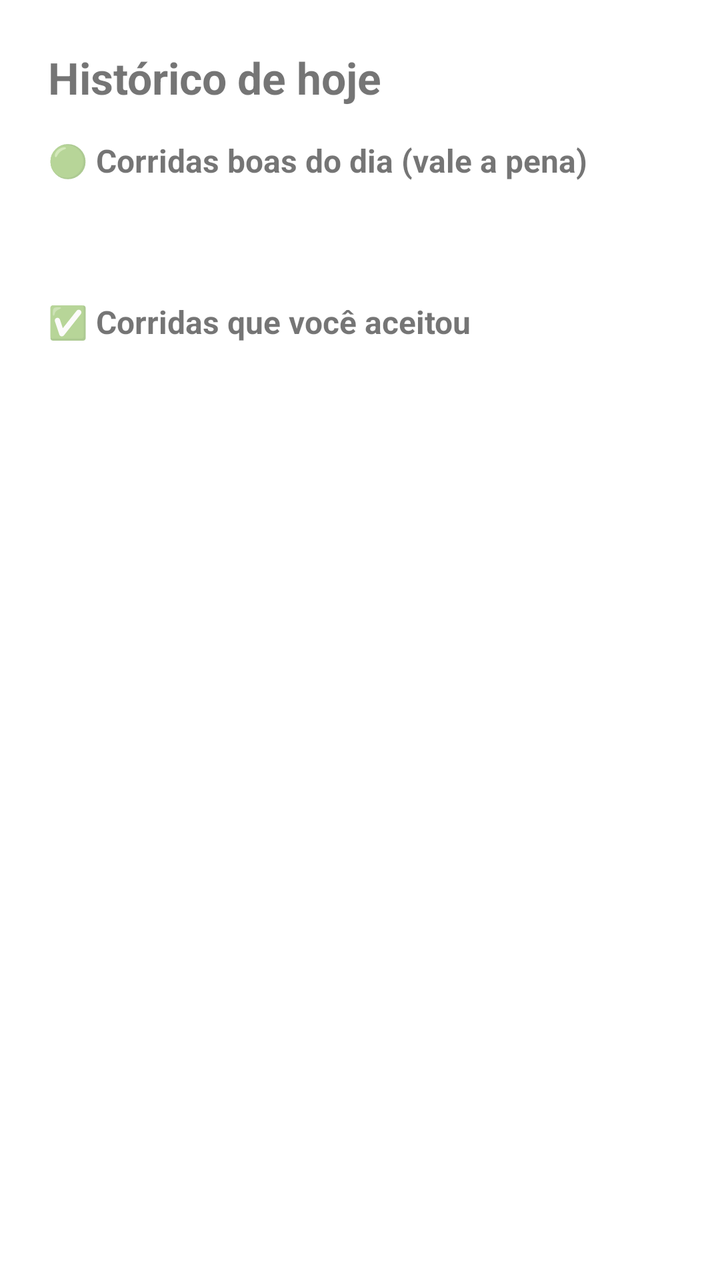
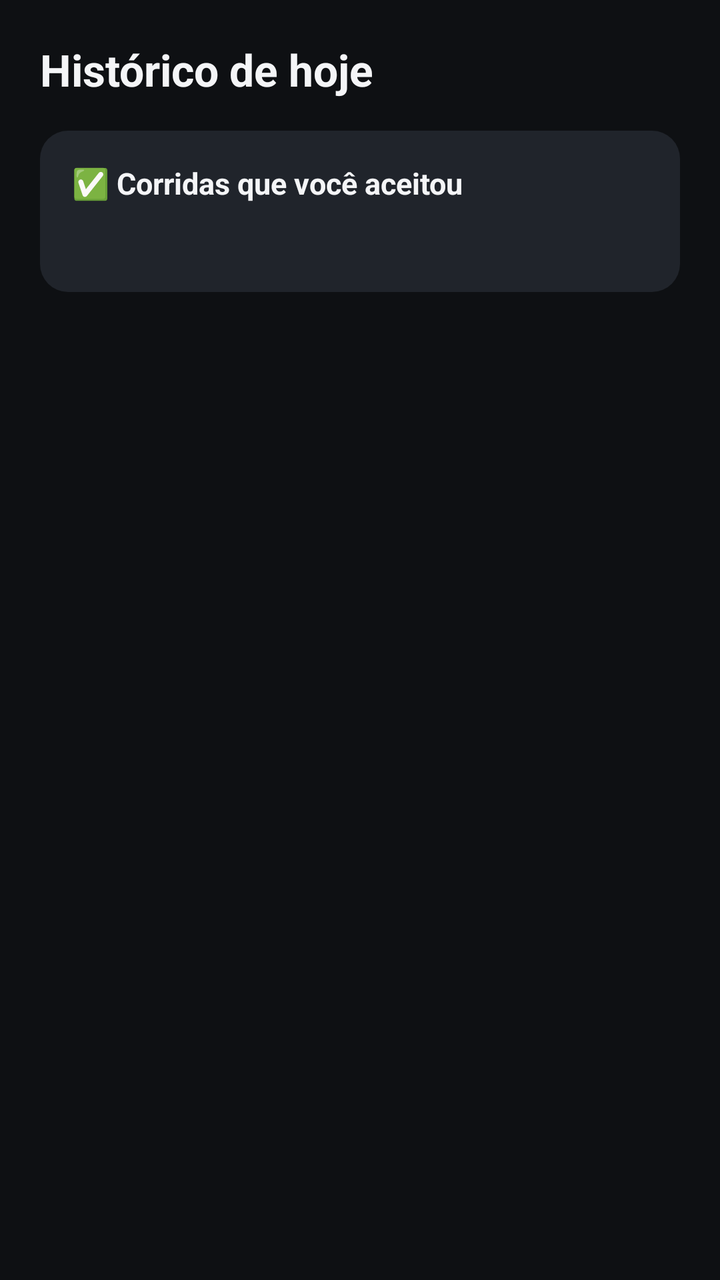

Before-and-after screenshots of an Android layout around one commit, followed by the original layout XML and the change that was made.
<!-- AndroidManifest.xml: application theme Theme.MaterialComponents.DayNight.NoActionBar -->
<!-- res/layout/activity_historico.xml -->
<?xml version="1.0" encoding="utf-8"?>
<ScrollView xmlns:android="http://schemas.android.com/apk/res/android"
    android:layout_width="match_parent"
    android:layout_height="match_parent">

    <LinearLayout
        android:layout_width="match_parent"
        android:layout_height="wrap_content"
        android:orientation="vertical"
        android:padding="24dp">

        <TextView
            android:layout_width="wrap_content"
            android:layout_height="wrap_content"
            android:text="Histórico de hoje"
            android:textSize="22sp"
            android:textStyle="bold"
            android:layout_marginBottom="16dp" />

        <TextView
            android:layout_width="wrap_content"
            android:layout_height="wrap_content"
            android:text="🟢 Corridas boas do dia (vale a pena)"
            android:textSize="16sp"
            android:textStyle="bold" />

        <TextView
            android:id="@+id/txtResumoBoas"
            android:layout_width="match_parent"
            android:layout_height="wrap_content"
            android:layout_marginTop="8dp"
            android:layout_marginBottom="8dp" />

        <LinearLayout
            android:id="@+id/containerBoas"
            android:layout_width="match_parent"
            android:layout_height="wrap_content"
            android:orientation="vertical" />

        <TextView
            android:layout_width="wrap_content"
            android:layout_height="wrap_content"
            android:layout_marginTop="24dp"
            android:text="✅ Corridas que você aceitou"
            android:textSize="16sp"
            android:textStyle="bold" />

        <TextView
            android:id="@+id/txtResumoAceitas"
            android:layout_width="match_parent"
            android:layout_height="wrap_content"
            android:layout_marginTop="8dp"
            android:layout_marginBottom="8dp" />

        <LinearLayout
            android:id="@+id/containerAceitas"
            android:layout_width="match_parent"
            android:layout_height="wrap_content"
            android:orientation="vertical" />

    </LinearLayout>
</ScrollView>
<!-- resources referenced by this layout -->
<resources>

</resources>

<!-- the commit's change to res/layout/activity_historico.xml (unified diff, before → after) -->
@@ -1,62 +1,55 @@
 <?xml version="1.0" encoding="utf-8"?>
 <ScrollView xmlns:android="http://schemas.android.com/apk/res/android"
     android:layout_width="match_parent"
-    android:layout_height="match_parent">
+    android:layout_height="match_parent"
+    android:background="#0E1013">
 
     <LinearLayout
         android:layout_width="match_parent"
         android:layout_height="wrap_content"
         android:orientation="vertical"
-        android:padding="24dp">
+        android:padding="20dp">
 
         <TextView
             android:layout_width="wrap_content"
             android:layout_height="wrap_content"
             android:text="Histórico de hoje"
+            android:textColor="#F4F5F7"
             android:textSize="22sp"
             android:textStyle="bold"
             android:layout_marginBottom="16dp" />
 
-        <TextView
-            android:layout_width="wrap_content"
-            android:layout_height="wrap_content"
-            android:text="🟢 Corridas boas do dia (vale a pena)"
-            android:textSize="16sp"
-            android:textStyle="bold" />
-
-        <TextView
-            android:id="@+id/txtResumoBoas"
+        <LinearLayout
             android:layout_width="match_parent"
             android:layout_height="wrap_content"
-            android:layout_marginTop="8dp"
-            android:layout_marginBottom="8dp" />
+            android:orientation="vertical"
+            android:background="@drawable/bg_card_dark"
+            android:padding="16dp">
 
-        <LinearLayout
-            android:id="@+id/containerBoas"
-            android:layout_width="match_parent"
-            android:layout_height="wrap_content"
-            android:orientation="vertical" />
+            <TextView
+                android:layout_width="wrap_content"
+                android:layout_height="wrap_content"
+                android:text="✅ Corridas que você aceitou"
+                android:textColor="#F4F5F7"
+                android:textSize="15sp"
+                android:textStyle="bold" />
 
-        <TextView
-            android:layout_width="wrap_content"
-            android:layout_height="wrap_content"
-            android:layout_marginTop="24dp"
-            android:text="✅ Corridas que você aceitou"
-            android:textSize="16sp"
-            android:textStyle="bold" />
+            <TextView
+                android:id="@+id/txtResumoAceitas"
+                android:layout_width="match_parent"
+                android:layout_height="wrap_content"
+                android:textColor="#9AA4B2"
+                android:textSize="12sp"
+                android:layout_marginTop="8dp"
+                android:layout_marginBottom="4dp" />
 
-        <TextView
-            android:id="@+id/txtResumoAceitas"
-            android:layout_width="match_parent"
-            android:layout_height="wrap_content"
-            android:layout_marginTop="8dp"
-            android:layout_marginBottom="8dp" />
+            <LinearLayout
+                android:id="@+id/containerAceitas"
+                android:layout_width="match_parent"
+                android:layout_height="wrap_content"
+                android:orientation="vertical" />
 
-        <LinearLayout
-            android:id="@+id/containerAceitas"
-            android:layout_width="match_parent"
-            android:layout_height="wrap_content"
-            android:orientation="vertical" />
+        </LinearLayout>
 
     </LinearLayout>
 </ScrollView>
<!-- resource entries referenced after the edit -->
@@ -1,5 +1,10 @@
 <!-- resources referenced by this layout -->
 <resources>
-
+  <!-- drawable bg_card_dark (drawable) -->
+  <?xml version="1.0" encoding="utf-8"?>
+  <shape xmlns:android="http://schemas.android.com/apk/res/android" android:shape="rectangle">
+      <solid android:color="#20242B" />
+      <corners android:radius="14dp" />
+  </shape>
 </resources>
 
